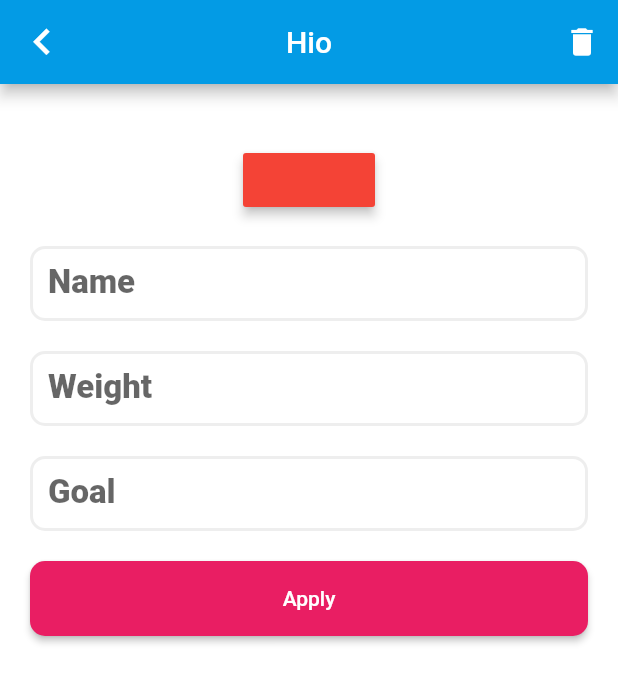
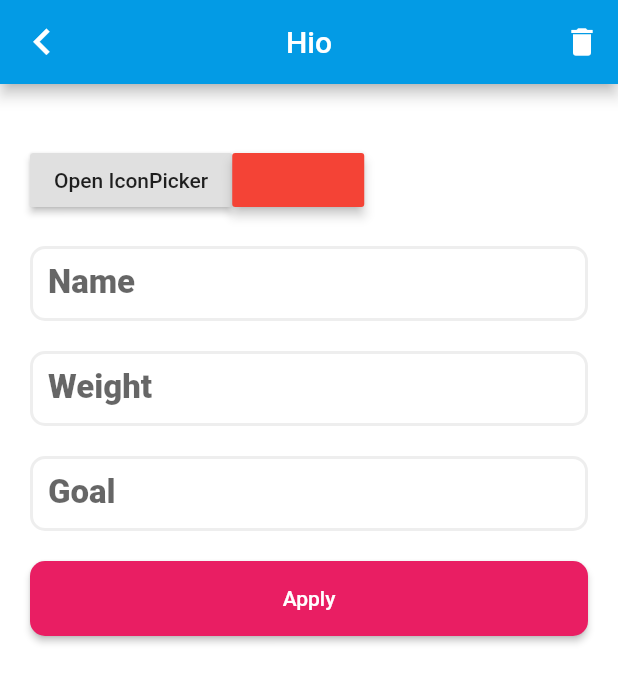
Before and after one commit to Cyrill1010/edusketch, a Flutter app: the EditSubject screen opened directly, on a phone screen of 412 x 824 dp. Shown: the top 683 px of the screen. Run offline on Flutter 3.47's test engine with Material 2 defaults, Android fonts, the phone set to English and light mode, and no system bars; our stand-ins replace cloud_firestore, firebase_auth, flutter_colorpicker, font_awesome_flutter; missing offline and left inert: flutter_iconpicker; accounts and stored records are empty.

Commit message:
icon picker

```diff
--- a/lib/screens/authenticated/views/tracking/edit_subject.dart
+++ b/lib/screens/authenticated/views/tracking/edit_subject.dart
@@ -1,6 +1,8 @@
 import 'package:edusketch/widgets/color_pickers.dart';
 import 'package:edusketch/widgets/submit_button.dart';
 import 'package:flutter/material.dart';
+import 'package:flutter_iconpicker/Models/IconPack.dart';
+import 'package:flutter_iconpicker/flutter_iconpicker.dart';
 
 class EditSubject extends StatefulWidget {
   EditSubject({Key key}) : super(key: key);
@@ -11,6 +13,17 @@ class EditSubject extends StatefulWidget {
 
 class _EditSubjectState extends State<EditSubject> {
   Color currentColor = Color(0xff443a49);
+  Widget _icon;
+
+  _pickIcon() async {
+    IconData icon = await FlutterIconPicker.showIconPicker(context,
+        iconPackMode: IconPack.cupertino);
+
+    _icon = Icon(icon);
+    setState(() {});
+
+    debugPrint('Picked Icon:  $icon');
+  }
 
   @override
   Widget build(BuildContext context) {
@@ -37,8 +50,20 @@ class _EditSubjectState extends State<EditSubject> {
         padding: EdgeInsets.symmetric(vertical: 40.0, horizontal: 20.0),
         child: Form(
           child: Column(children: <Widget>[
-            SlideColorPicker(
-              initialColor: Colors.red,
+            Row(
+              children: <Widget>[
+                RaisedButton(
+                  onPressed: _pickIcon,
+                  child: Text('Open IconPicker'),
+                ),
+                SizedBox(height: 10),
+                AnimatedSwitcher(
+                    duration: Duration(milliseconds: 300),
+                    child: _icon != null ? _icon : Container()),
+                SlideColorPicker(
+                  initialColor: Colors.red,
+                ),
+              ],
             ),
             SizedBox(
               height: 20,
```
Also changed, not shown: lib/screens/authenticated/views/tracking/subject_card.dart (+5 -92 lines), lib/widgets/open_container_wrapper.dart (added, +28 -0 lines).
